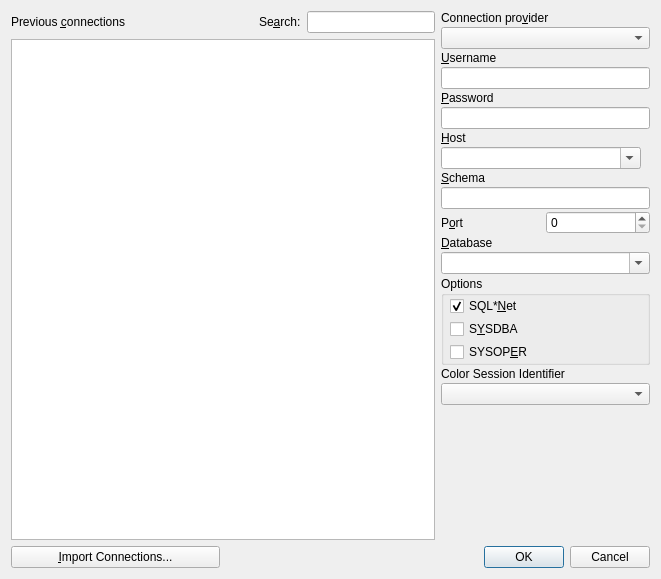
Before: the Qt Designer form src/tonewconnectionui.ui in netrunner-debian-kde-extras/tora, drawn with Qt 5.
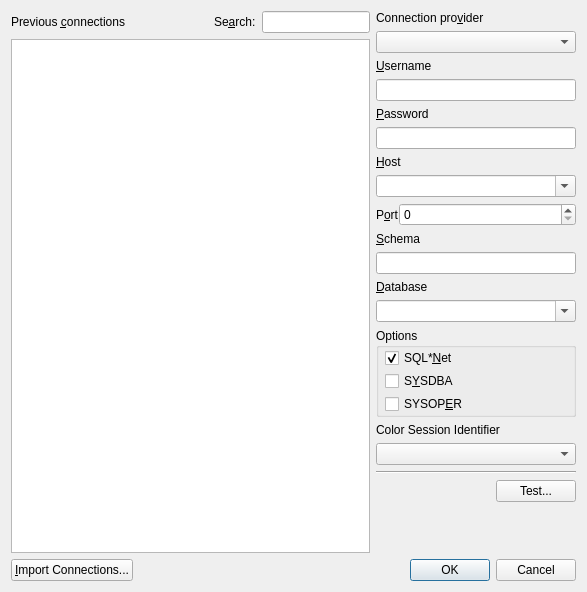
After: the same form once the commit is applied.

The edit to the form file:
```diff
--- a/src/tonewconnectionui.ui
+++ b/src/tonewconnectionui.ui
@@ -6,8 +6,8 @@
    <rect>
     <x>0</x>
     <y>0</y>
-    <width>661</width>
-    <height>579</height>
+    <width>587</width>
+    <height>592</height>
    </rect>
   </property>
   <property name="windowTitle">
@@ -15,6 +15,8 @@
   </property>
   <layout class="QGridLayout" name="gridLayout">
    <item row="0" column="0" colspan="2">
+    <layout class="QHBoxLayout" name="horizontalLayout_4" stretch="2,1">
+     <item>
     <layout class="QVBoxLayout" name="verticalLayout">
      <item>
       <layout class="QHBoxLayout" name="horizontalLayout">
@@ -70,6 +72,12 @@
      </item>
      <item>
       <widget class="QTableView" name="Previous">
+         <property name="sizePolicy">
+          <sizepolicy hsizetype="MinimumExpanding" vsizetype="Expanding">
+           <horstretch>0</horstretch>
+           <verstretch>0</verstretch>
+          </sizepolicy>
+         </property>
        <property name="editTriggers">
         <set>QAbstractItemView::NoEditTriggers</set>
        </property>
@@ -98,11 +106,8 @@
      </item>
     </layout>
    </item>
-   <item row="0" column="2">
-    <layout class="QVBoxLayout">
-     <property name="spacing">
-      <number>2</number>
-     </property>
+     <item>
+      <layout class="QVBoxLayout" name="verticalLayout_3">
      <item>
       <widget class="QLabel" name="ProviderLabel">
        <property name="sizePolicy">
@@ -229,12 +234,6 @@
      </item>
      <item>
       <widget class="QComboBox" name="Host">
-       <property name="sizePolicy">
-        <sizepolicy hsizetype="Maximum" vsizetype="Fixed">
-         <horstretch>0</horstretch>
-         <verstretch>0</verstretch>
-        </sizepolicy>
-       </property>
        <property name="minimumSize">
         <size>
          <width>200</width>
@@ -252,44 +251,6 @@
        </property>
       </widget>
      </item>
-     <item>
-      <widget class="QLabel" name="SchemaLabel">
-       <property name="sizePolicy">
-        <sizepolicy hsizetype="Minimum" vsizetype="Fixed">
-         <horstretch>0</horstretch>
-         <verstretch>0</verstretch>
-        </sizepolicy>
-       </property>
-       <property name="toolTip">
-        <string>Schema to switch to</string>
-       </property>
-       <property name="text">
-        <string>&amp;Schema</string>
-       </property>
-       <property name="wordWrap">
-        <bool>false</bool>
-       </property>
-       <property name="buddy">
-        <cstring>Schema</cstring>
-       </property>
-      </widget>
-     </item>
-     <item>
-      <widget class="QLineEdit" name="Schema">
-       <property name="sizePolicy">
-        <sizepolicy hsizetype="Minimum" vsizetype="Fixed">
-         <horstretch>0</horstretch>
-         <verstretch>0</verstretch>
-        </sizepolicy>
-       </property>
-       <property name="minimumSize">
-        <size>
-         <width>200</width>
-         <height>0</height>
-        </size>
-       </property>
-      </widget>
-     </item>
      <item>
       <layout class="QHBoxLayout">
        <property name="spacing">
@@ -313,6 +274,12 @@
        </item>
        <item>
         <widget class="QSpinBox" name="Port">
+           <property name="sizePolicy">
+            <sizepolicy hsizetype="MinimumExpanding" vsizetype="Fixed">
+             <horstretch>0</horstretch>
+             <verstretch>0</verstretch>
+            </sizepolicy>
+           </property>
          <property name="maximum">
           <number>65535</number>
          </property>
@@ -320,6 +287,44 @@
        </item>
       </layout>
      </item>
+       <item>
+        <widget class="QLabel" name="SchemaLabel">
+         <property name="sizePolicy">
+          <sizepolicy hsizetype="Minimum" vsizetype="Fixed">
+           <horstretch>0</horstretch>
+           <verstretch>0</verstretch>
+          </sizepolicy>
+         </property>
+         <property name="toolTip">
+          <string>Schema to switch to</string>
+         </property>
+         <property name="text">
+          <string>&amp;Schema</string>
+         </property>
+         <property name="wordWrap">
+          <bool>false</bool>
+         </property>
+         <property name="buddy">
+          <cstring>Schema</cstring>
+         </property>
+        </widget>
+       </item>
+       <item>
+        <widget class="QLineEdit" name="Schema">
+         <property name="sizePolicy">
+          <sizepolicy hsizetype="Minimum" vsizetype="Fixed">
+           <horstretch>0</horstretch>
+           <verstretch>0</verstretch>
+          </sizepolicy>
+         </property>
+         <property name="minimumSize">
+          <size>
+           <width>200</width>
+           <height>0</height>
+          </size>
+         </property>
+        </widget>
+       </item>
      <item>
       <widget class="QLabel" name="TextLabel3">
        <property name="toolTip">
@@ -425,6 +430,37 @@
      <item>
       <widget class="QComboBox" name="colorComboBox"/>
      </item>
+       <item>
+        <widget class="Line" name="line_2">
+         <property name="orientation">
+          <enum>Qt::Horizontal</enum>
+         </property>
+        </widget>
+       </item>
+       <item>
+        <layout class="QHBoxLayout" name="horizontalLayout_3">
+         <item>
+          <spacer name="horizontalSpacer_3">
+           <property name="orientation">
+            <enum>Qt::Horizontal</enum>
+           </property>
+           <property name="sizeHint" stdset="0">
+            <size>
+             <width>40</width>
+             <height>20</height>
+            </size>
+           </property>
+          </spacer>
+         </item>
+         <item>
+          <widget class="QPushButton" name="testConnectionButton">
+           <property name="text">
+            <string>Test...</string>
+           </property>
+          </widget>
+         </item>
+        </layout>
+       </item>
      <item>
       <spacer>
        <property name="orientation">
@@ -433,10 +469,12 @@
        <property name="sizeHint" stdset="0">
         <size>
          <width>20</width>
-         <height>40</height>
+           <height>28</height>
         </size>
        </property>
       </spacer>
+       </item>
+      </layout>
      </item>
     </layout>
    </item>
@@ -447,7 +485,7 @@
      </property>
     </widget>
    </item>
-   <item row="1" column="1" colspan="2">
+   <item row="1" column="1">
     <widget class="QDialogButtonBox" name="ButtonBox">
      <property name="orientation">
       <enum>Qt::Horizontal</enum>
```
Left out of the diff: 8 changed lines with no effect on the pictures. Lines whose indentation alone changed are shown as unchanged.
